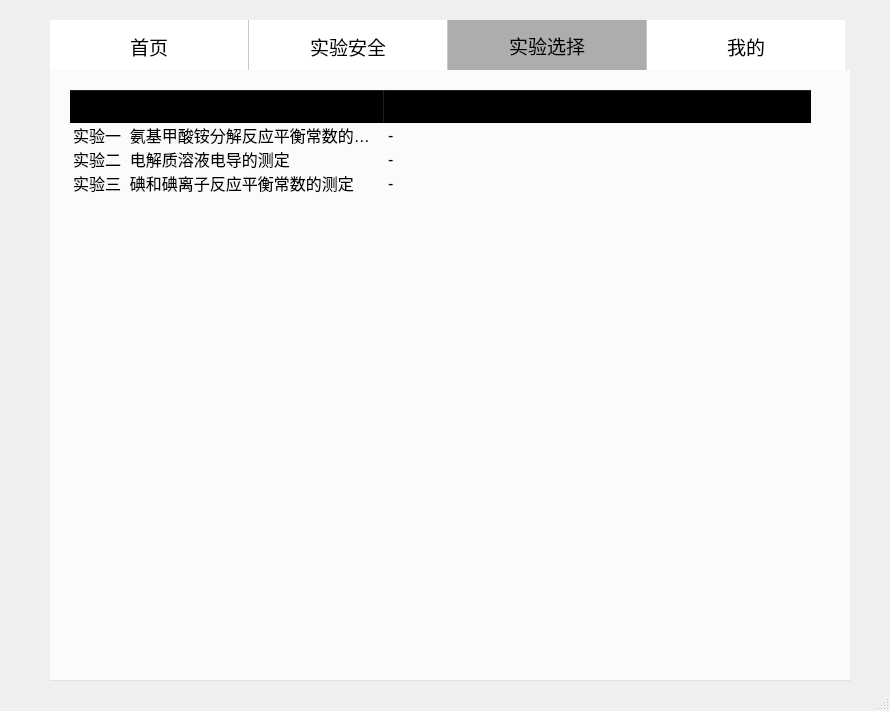
This is view/main_window.ui in siweiyangsiwei/sprPthonProjext as Qt 5 draws it before an edit. The edited form follows.
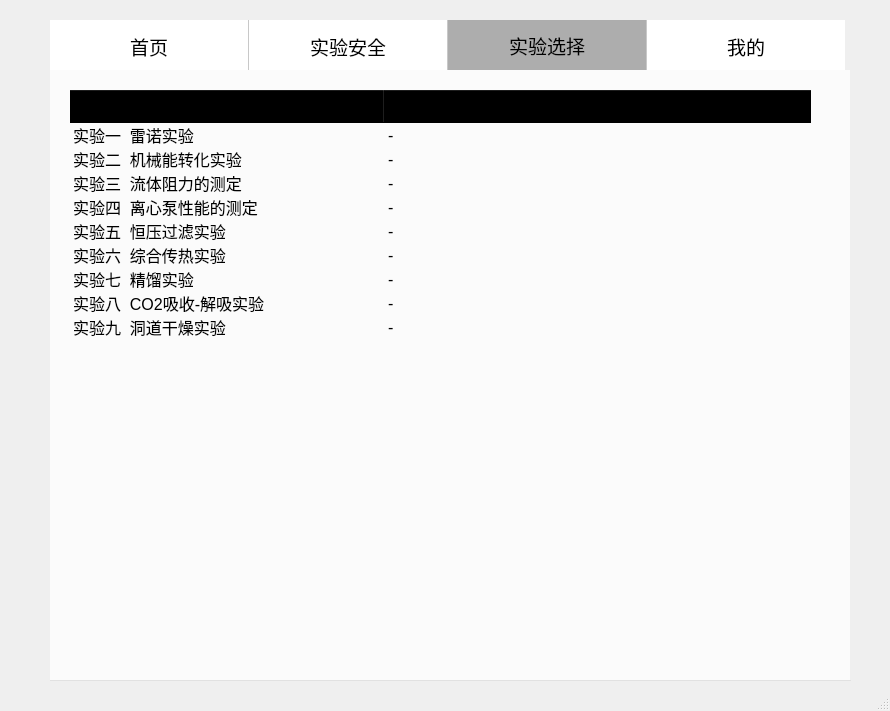
This is the edited form. The open tabs and pages were chosen to show the change. Icons and pictures are not drawn.

Commit message: 删除了实验窗口的左侧栏；增加了实验目的、实验任务、实验装置，其中的内容以png图片显示（只完成了第一章的）；实验一二三章测试题目已导入test.db文件

What changed in the file:
```diff
--- a/view/main_window.ui
+++ b/view/main_window.ui
@@ -90,7 +90,7 @@
 }</string>
     </property>
     <property name="currentIndex">
-     <number>0</number>
+     <number>2</number>
     </property>
     <property name="iconSize">
      <size>
@@ -349,7 +349,7 @@
       </column>
       <item>
        <property name="text">
-        <string>实验一  氨基甲酸铵分解反应平衡常数的测定</string>
+        <string>实验一  雷诺实验</string>
        </property>
        <property name="text">
         <string>-</string>
@@ -357,7 +357,7 @@
       </item>
       <item>
        <property name="text">
-        <string>实验二  电解质溶液电导的测定</string>
+        <string>实验二  机械能转化实验</string>
        </property>
        <property name="text">
         <string>-</string>
@@ -365,7 +365,55 @@
       </item>
       <item>
        <property name="text">
-        <string>实验三  碘和碘离子反应平衡常数的测定</string>
+        <string>实验三  流体阻力的测定</string>
+       </property>
+       <property name="text">
+        <string>-</string>
+       </property>
+      </item>
+      <item>
+       <property name="text">
+        <string>实验四  离心泵性能的测定</string>
+       </property>
+       <property name="text">
+        <string>-</string>
+       </property>
+      </item>
+      <item>
+       <property name="text">
+        <string>实验五  恒压过滤实验</string>
+       </property>
+       <property name="text">
+        <string>-</string>
+       </property>
+      </item>
+      <item>
+       <property name="text">
+        <string>实验六  综合传热实验</string>
+       </property>
+       <property name="text">
+        <string>-</string>
+       </property>
+      </item>
+      <item>
+       <property name="text">
+        <string>实验七  精馏实验</string>
+       </property>
+       <property name="text">
+        <string>-</string>
+       </property>
+      </item>
+      <item>
+       <property name="text">
+        <string>实验八  CO2吸收-解吸实验</string>
+       </property>
+       <property name="text">
+        <string>-</string>
+       </property>
+      </item>
+      <item>
+       <property name="text">
+        <string>实验九  洞道干燥实验</string>
        </property>
        <property name="text">
         <string>-</string>
```
The commit also changes 18 other files.
